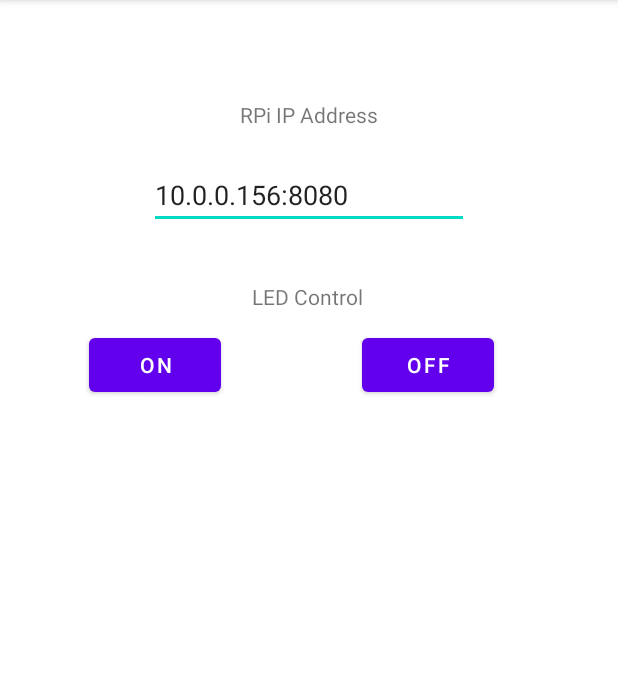
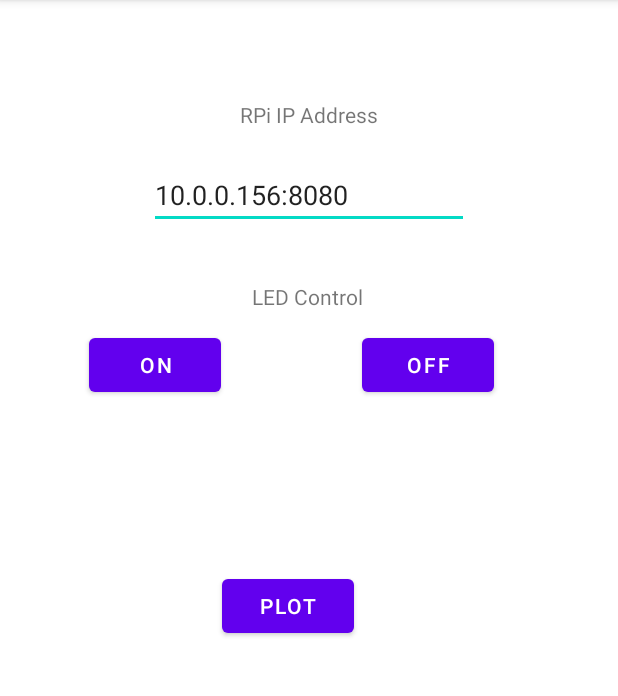
Before and after one commit to ksarsh/Pie-Controller, an Android app: the screen it shows after launch (MainActivity), after a tap on "ON", on a phone screen of 412 x 824 dp, the part 84-780 px from its top. Run offline under Robolectric (Android 15) with nearby library versions, the phone set to English and light mode, and no system bars.

Commit message:
Phase 2: Create a XY plot and pass HashMap to Plotter Activity. Generate CPU temp and push to App from Pi during each connection.

```diff
--- a/RPiController/app/build.gradle
+++ b/RPiController/app/build.gradle
@@ -33,6 +33,7 @@ dependencies {
     implementation 'androidx.appcompat:appcompat:1.3.0'
     implementation 'com.google.android.material:material:1.3.0'
     implementation 'androidx.constraintlayout:constraintlayout:2.0.4'
+    implementation 'com.androidplot:androidplot-core:1.5.7'
     testImplementation 'junit:junit:4.+'
     androidTestImplementation 'androidx.test.ext:junit:1.1.2'
     androidTestImplementation 'androidx.test.espresso:espresso-core:3.3.0'
--- a/RPiController/app/src/main/AndroidManifest.xml
+++ b/RPiController/app/src/main/AndroidManifest.xml
@@ -1,7 +1,9 @@
 <?xml version="1.0" encoding="utf-8"?>
 <manifest xmlns:android="http://schemas.android.com/apk/res/android"
     package="com.example.rpi_controller">
-    <uses-permission android:name="android.permission.INTERNET"/>
+
+    <uses-permission android:name="android.permission.INTERNET" />
+
     <application
         android:allowBackup="true"
         android:icon="@mipmap/ic_launcher"
@@ -9,6 +11,7 @@
         android:roundIcon="@mipmap/ic_launcher_round"
         android:supportsRtl="true"
         android:theme="@style/Theme.RPiController">
+        <activity android:name=".Plotter"></activity>
         <activity android:name=".MainActivity">
             <intent-filter>
                 <action android:name="android.intent.action.MAIN" />
--- a/RPiController/app/src/main/java/com/example/rpi_controller/MainActivity.java
+++ b/RPiController/app/src/main/java/com/example/rpi_controller/MainActivity.java
@@ -1,25 +1,37 @@
 package com.example.rpi_controller;
 
+import androidx.annotation.RequiresApi;
 import androidx.appcompat.app.AppCompatActivity;
 
 import android.os.AsyncTask;
+import android.os.Build;
 import android.os.Bundle;
 import android.view.View;
 import android.widget.Button;
 import android.widget.EditText;
 import android.util.Log;
+import android.content.Intent;
 
+import java.io.DataInputStream;
 import java.io.DataOutputStream;
 import java.io.IOException;
+import java.io.Serializable;
 import java.net.InetAddress;
 import java.net.UnknownHostException;
 import java.net.Socket;
+import java.nio.charset.StandardCharsets;
+import java.time.Instant;
+import java.util.ArrayList;
+import java.util.Collections;
+import java.util.HashMap;
+import java.util.Map;
 
 public class MainActivity extends AppCompatActivity {
 
     //Design attributes
     Button btnOn;
     Button btnOff;
+    Button btnPlot;
     EditText ipAddr;
 
     // Networking attributes
@@ -27,6 +39,9 @@ public class MainActivity extends AppCompatActivity {
     public static String wifiIP = "";
     public static int wifiPort = 0;
     public static String CMD = "0";
+
+    // Create a Dictionary to store time & CPU temperature
+    Map<Instant, Float> TimeTempMap = new HashMap<Instant, Float>();
 
     @Override
     protected void onCreate(Bundle savedInstanceState) {
@@ -36,6 +51,7 @@ public class MainActivity extends AppCompatActivity {
         btnOn = (Button) findViewById(R.id.btnOn);
         btnOff = (Button) findViewById(R.id.btnOff);
         ipAddr = (EditText) findViewById(R.id.ipAddr);
+        btnPlot = (Button) findViewById(R.id.btnPlot);
 
         btnOn.setOnClickListener(new View.OnClickListener() {
             @Override
@@ -56,32 +72,80 @@ public class MainActivity extends AppCompatActivity {
                 cmd_to_send.execute();
             }
         });
+
+        btnPlot.setOnClickListener(new View.OnClickListener() {
+            @Override
+            public void onClick(View v) {
+                Log.d("Arjun Plotter Test", "Hello Plotter");
+                // startActivity(new Intent(MainActivity.this, Plotter.class));
+                Intent intent = new Intent(MainActivity.this, Plotter.class);
+//                String[] str1 = {"Arj","jun","Sha","nkar","ks"};
+//                double[] num2 = {6.0,7.0,8.0,9.0,10.0};
+//
+//                intent.putExtra("Str", str1);
+//                intent.putExtra("Flt", num2);
+
+                intent.putExtra("HashMap", (Serializable) TimeTempMap);
+                startActivity(intent);
+            }
+        });
     }
 
     public void getIpAndPort()
     {
         String ipAndPort = ipAddr.getText().toString();
-        Log.d("Arjun Test", "IP: " + ipAndPort);
+        Log.d("Arjun IP Test", "IP: " + ipAndPort);
         String temp[] = ipAndPort.split(":");
         wifiIP = temp[0];
         wifiPort = Integer.valueOf(temp[1]);
-        Log.d("Arjun Test", "IP: " + wifiIP);
-        Log.d("Arjun Test", "Port: " + wifiPort);
+        Log.d("Arjun IP Test", "IP: " + wifiIP);
+        Log.d("Arjun IP Test", "Port: " + wifiPort);
     }
 
+//        ArrayList<Instant> sortedInstant = new ArrayList<Instant>(TimeTempRecvMap.keySet());
+//        Collections.sort(sortedInstant);
+
+//    public ArrayList<Float> sortTemp(ArrayList<Instant> sortedInstant)
+//    {
+//        ArrayList<Float> sortedTemp = new ArrayList<>()
+//    }
+
+
+
+    @RequiresApi(api = Build.VERSION_CODES.O)
+    public void insertKeyValue(float fTemp){
+        Instant instant = Instant.now();
+        TimeTempMap.put(instant, fTemp);
+//        ArrayList<Instant> sortedKeys = new ArrayList<Instant>(TimeTempMap.keySet());
+//        Collections.sort(sortedKeys);
+//        for(Instant inst : sortedKeys)
+//            Log.d("Arjun Dict Test", "key: " + inst + " Value: " + TimeTempMap.get(inst));
+    }
 
     public class SocketAsyncTask extends AsyncTask<Void,Void,Void>
     {
 
+        @RequiresApi(api = Build.VERSION_CODES.O)
         @Override
         protected Void doInBackground(Void... voids) {
             Socket socket;
+            byte[] temp = new byte[4];
             try{
                 InetAddress address = InetAddress.getByName(MainActivity.wifiIP);
                 socket = new java.net.Socket(address, MainActivity.wifiPort);
                 DataOutputStream dataOutputStream = new DataOutputStream(socket.getOutputStream());
+                DataInputStream dataInputStream = new DataInputStream(socket.getInputStream());
+
                 dataOutputStream.writeBytes(CMD);
+                dataInputStream.read(temp);
+
+                String sTemp = new String(temp, StandardCharsets.UTF_8);
+                float fTemp = Float.parseFloat(sTemp);
+                Log.d("Arjun float test", " " + fTemp);
+                insertKeyValue(fTemp);
+
                 dataOutputStream.close();
+                dataInputStream.close();
                 socket.close();
             }catch(UnknownHostException err){err.printStackTrace();}catch (IOException err){err.printStackTrace();}
             return null;
--- a/RPiController/app/src/main/res/layout/activity_main.xml
+++ b/RPiController/app/src/main/res/layout/activity_main.xml
@@ -70,4 +70,18 @@
         app:layout_constraintStart_toStartOf="parent"
         app:layout_constraintTop_toTopOf="parent" />
 
+    <Button
+        android:id="@+id/btnPlot"
+        android:layout_width="88dp"
+        android:layout_height="wrap_content"
+        android:layout_marginStart="147dp"
+        android:layout_marginTop="380dp"
+        android:layout_marginEnd="176dp"
+        android:text="Plot"
+        app:layout_constraintEnd_toEndOf="parent"
+        app:layout_constraintHorizontal_bias="1.0"
+        app:layout_constraintStart_toStartOf="parent"
+        app:layout_constraintTop_toTopOf="parent" />
+
+
 </androidx.constraintlayout.widget.ConstraintLayout>
```
Also changed, not shown: RPiController/app/src/main/java/com/example/rpi_controller/Plotter.java (added, +90 -0 lines), RPiController/app/src/main/res/layout/activity_plotter.xml (added, +20 -0 lines), 1 other file.
